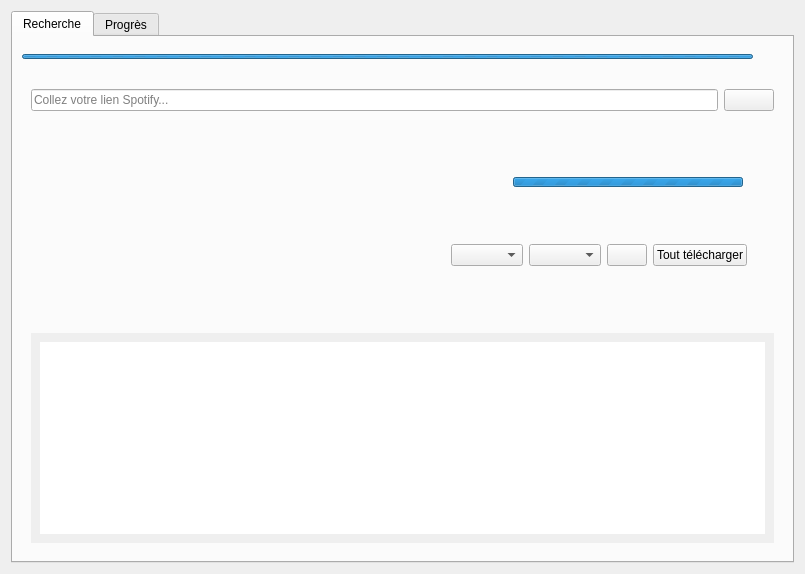
Before: the Qt Designer form src/views/mainWindow.ui in Didiloy/spotwrap, drawn with Qt 5.
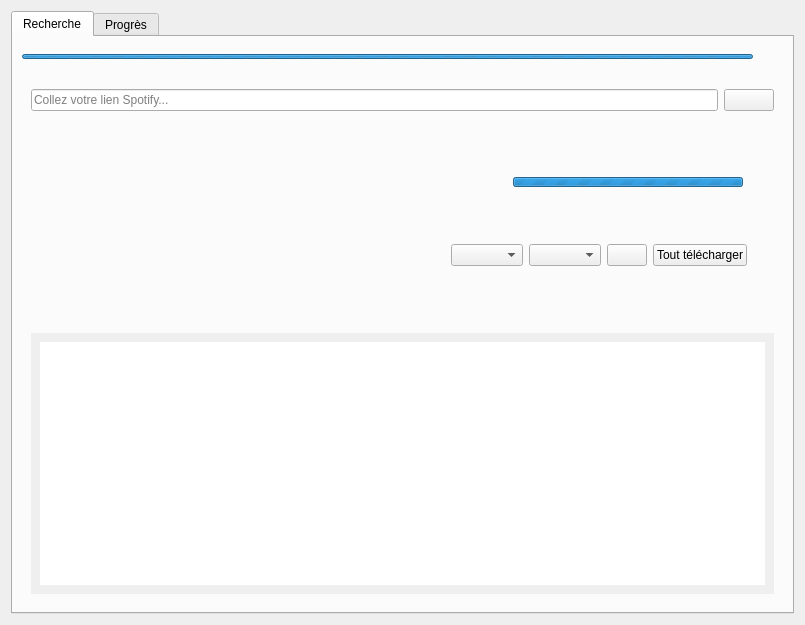
After: the same form once the commit is applied. Icons and pictures are not drawn.

```diff
--- a/src/views/mainWindow.ui
+++ b/src/views/mainWindow.ui
@@ -7,7 +7,7 @@
     <x>0</x>
     <y>0</y>
     <width>805</width>
-    <height>574</height>
+    <height>625</height>
    </rect>
   </property>
   <property name="sizePolicy">
```
Left out of the diff: 26 changed lines with no effect on the pictures.
